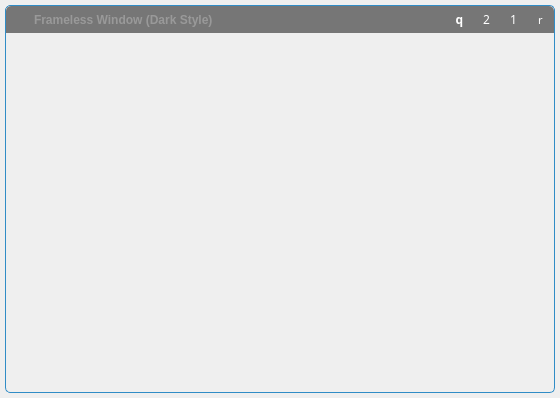
Qt form ola/client/store/framelesswindow.ui (myapps-directory/myapps-client-store) before a commit.
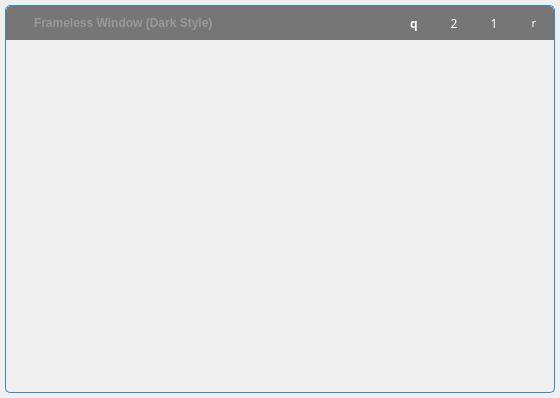
The same form after that commit. Custom widgets are drawn as their Qt base class.

Diff of the .ui file:
```diff
--- a/ola/client/store/framelesswindow.ui
+++ b/ola/client/store/framelesswindow.ui
@@ -67,7 +67,7 @@
         <property name="minimumSize">
          <size>
           <width>0</width>
-          <height>0</height>
+          <height>34</height>
          </size>
         </property>
         <property name="autoFillBackground">
@@ -152,6 +152,12 @@
          </item>
          <item>
           <widget class="QToolButton" name="minimizeButton">
+           <property name="minimumSize">
+            <size>
+             <width>40</width>
+             <height>34</height>
+            </size>
+           </property>
            <property name="font">
             <font>
              <family>Marlett</family>
@@ -182,6 +188,12 @@
          </item>
          <item>
           <widget class="QToolButton" name="restoreButton">
+           <property name="minimumSize">
+            <size>
+             <width>40</width>
+             <height>34</height>
+            </size>
+           </property>
            <property name="font">
             <font>
              <family>Marlett</family>
@@ -210,6 +222,12 @@
          </item>
          <item>
           <widget class="QToolButton" name="maximizeButton">
+           <property name="minimumSize">
+            <size>
+             <width>40</width>
+             <height>34</height>
+            </size>
+           </property>
            <property name="font">
             <font>
              <family>Marlett</family>
@@ -238,6 +256,12 @@
          </item>
          <item>
           <widget class="QToolButton" name="closeButton">
+           <property name="minimumSize">
+            <size>
+             <width>40</width>
+             <height>34</height>
+            </size>
+           </property>
            <property name="font">
             <font>
              <family>Marlett</family>
```
